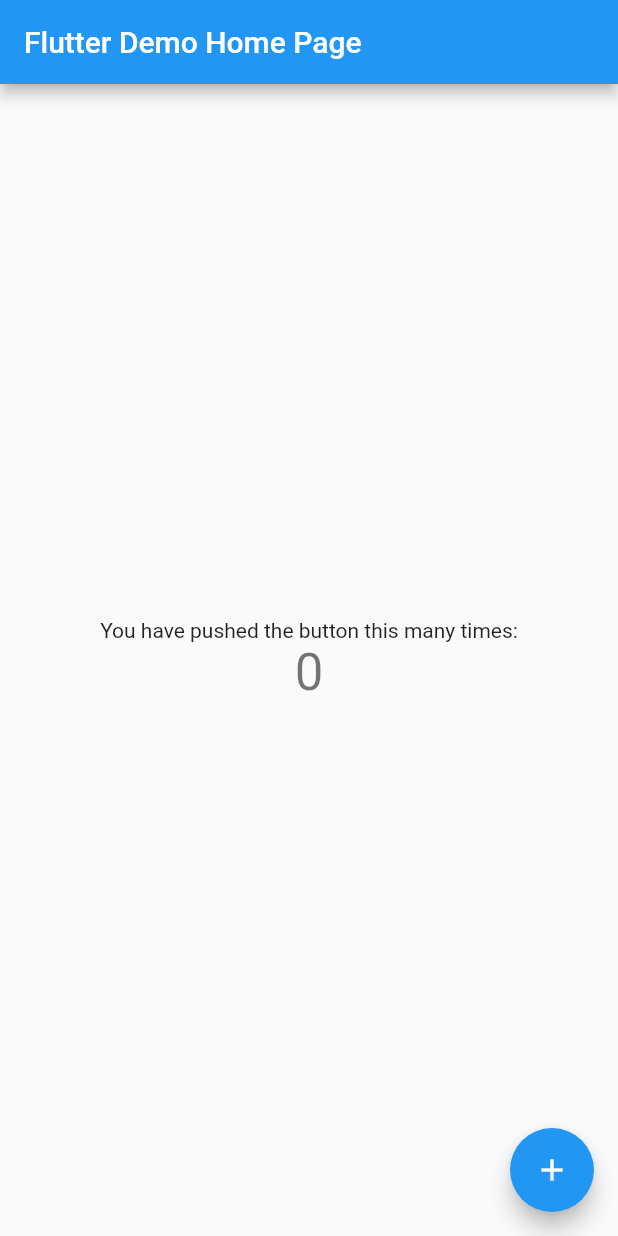
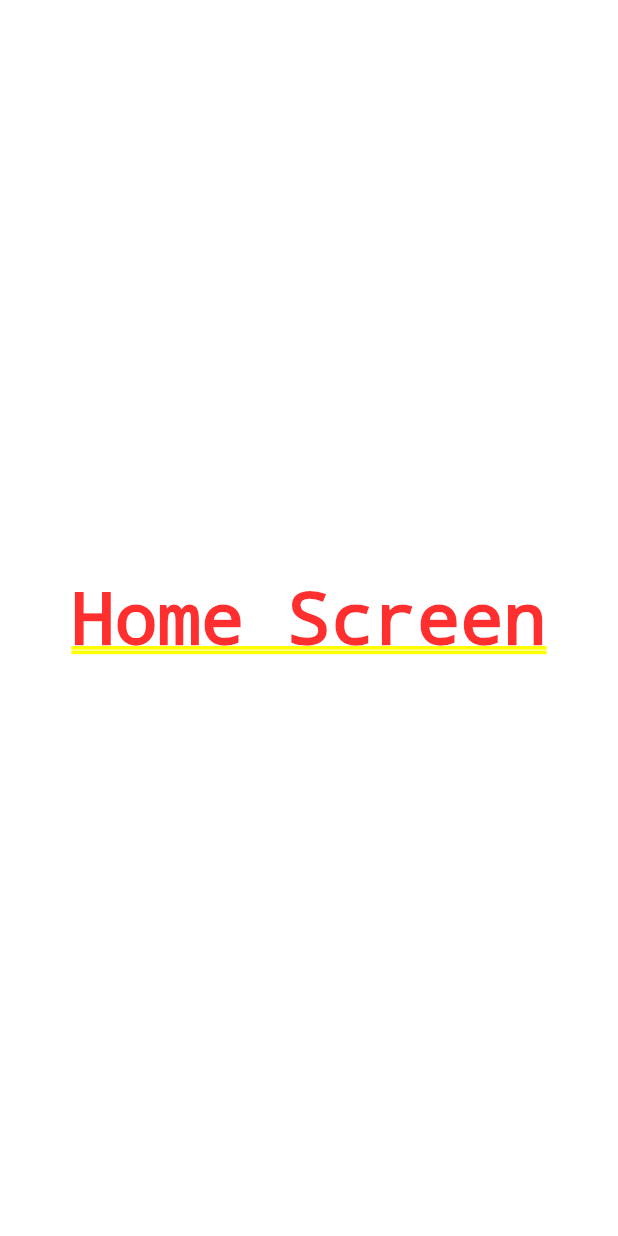
Before and after one commit to TristanAP2/fl_tfilms, a Flutter app: the screen it shows after launch, on a phone screen of 412 x 824 dp. Run offline on Flutter 3.47's test engine with Material 2 defaults, Android fonts, the phone set to English and light mode, and no system bars.

Commit message:
creados ficheros details, home y main

```diff
--- a/lib/main.dart
+++ b/lib/main.dart
@@ -1,115 +1,23 @@
+import 'package:fl_tfilms/screens/details_screen.dart';
+import 'package:fl_tfilms/screens/home_screen.dart';
 import 'package:flutter/material.dart';
 
-void main() {
-  runApp(const MyApp());
-}
+void main() => runApp(const MyApp());
 
 class MyApp extends StatelessWidget {
   const MyApp({super.key});
 
-  // This widget is the root of your application.
   @override
   Widget build(BuildContext context) {
     return MaterialApp(
-      title: 'Flutter Demo',
-      theme: ThemeData(
-        // This is the theme of your application.
-        //
-        // Try running your application with "flutter run". You'll see the
-        // application has a blue toolbar. Then, without quitting the app, try
-        // changing the primarySwatch below to Colors.green and then invoke
-        // "hot reload" (press "r" in the console where you ran "flutter run",
-        // or simply save your changes to "hot reload" in a Flutter IDE).
-        // Notice that the counter didn't reset back to zero; the application
-        // is not restarted.
-        primarySwatch: Colors.blue,
-      ),
-      home: const MyHomePage(title: 'Flutter Demo Home Page'),
+      debugShowCheckedModeBanner: false,
+      title: 'T-Films',
+      initialRoute: 'home',
+      routes: {
+        //La barra baja omite la omision del context, no pasa nada
+        'home':(_) => HomeScreen(),
+        'details':(context) => DetailsScreen(),
+      },
     );
   }
 }
-
-class MyHomePage extends StatefulWidget {
-  const MyHomePage({super.key, required this.title});
-
-  // This widget is the home page of your application. It is stateful, meaning
-  // that it has a State object (defined below) that contains fields that affect
-  // how it looks.
-
-  // This class is the configuration for the state. It holds the values (in this
-  // case the title) provided by the parent (in this case the App widget) and
-  // used by the build method of the State. Fields in a Widget subclass are
-  // always marked "final".
-
-  final String title;
-
-  @override
-  State<MyHomePage> createState() => _MyHomePageState();
-}
-
-class _MyHomePageState extends State<MyHomePage> {
-  int _counter = 0;
-
-  void _incrementCounter() {
-    setState(() {
-      // This call to setState tells the Flutter framework that something has
-      // changed in this State, which causes it to rerun the build method below
-      // so that the display can reflect the updated values. If we changed
-      // _counter without calling setState(), then the build method would not be
-      // called again, and so nothing would appear to happen.
-      _counter++;
-    });
-  }
-
-  @override
-  Widget build(BuildContext context) {
-    // This method is rerun every time setState is called, for instance as done
-    // by the _incrementCounter method above.
-    //
-    // The Flutter framework has been optimized to make rerunning build methods
-    // fast, so that you can just rebuild anything that needs updating rather
-    // than having to individually change instances of widgets.
-    return Scaffold(
-      appBar: AppBar(
-        // Here we take the value from the MyHomePage object that was created by
-        // the App.build method, and use it to set our appbar title.
-        title: Text(widget.title),
-      ),
-      body: Center(
-        // Center is a layout widget. It takes a single child and positions it
-        // in the middle of the parent.
-        child: Column(
-          // Column is also a layout widget. It takes a list of children and
-          // arranges them vertically. By default, it sizes itself to fit its
-          // children horizontally, and tries to be as tall as its parent.
-          //
-          // Invoke "debug painting" (press "p" in the console, choose the
-          // "Toggle Debug Paint" action from the Flutter Inspector in Android
-          // Studio, or the "Toggle Debug Paint" command in Visual Studio Code)
-          // to see the wireframe for each widget.
-          //
-          // Column has various properties to control how it sizes itself and
-          // how it positions its children. Here we use mainAxisAlignment to
-          // center the children vertically; the main axis here is the vertical
-          // axis because Columns are vertical (the cross axis would be
-          // horizontal).
-          mainAxisAlignment: MainAxisAlignment.center,
-          children: <Widget>[
-            const Text(
-              'You have pushed the button this many times:',
-            ),
-            Text(
-              '$_counter',
-              style: Theme.of(context).textTheme.headlineMedium,
-            ),
-          ],
-        ),
-      ),
-      floatingActionButton: FloatingActionButton(
-        onPressed: _incrementCounter,
-        tooltip: 'Increment',
-        child: const Icon(Icons.add),
-      ), // This trailing comma makes auto-formatting nicer for build methods.
-    );
-  }
-}
--- /dev/null
+++ b/lib/screens/details_screen.dart
@@ -0,0 +1,14 @@
+import 'package:flutter/material.dart';
+
+class DetailsScreen extends StatelessWidget {
+  const DetailsScreen({super.key});
+
+  @override
+  Widget build(BuildContext context) {
+    return Container(
+      child: Center(
+        child: Text('Details Screen'),
+      ),
+    );
+  }
+}
--- /dev/null
+++ b/lib/screens/home_screen.dart
@@ -0,0 +1,14 @@
+import 'package:flutter/material.dart';
+
+class HomeScreen extends StatelessWidget {
+  const HomeScreen({super.key});
+
+  @override
+  Widget build(BuildContext context) {
+    return Container(
+      child: Center(
+        child: Text('Home Screen'),
+      ),
+    );
+  }
+}
```
